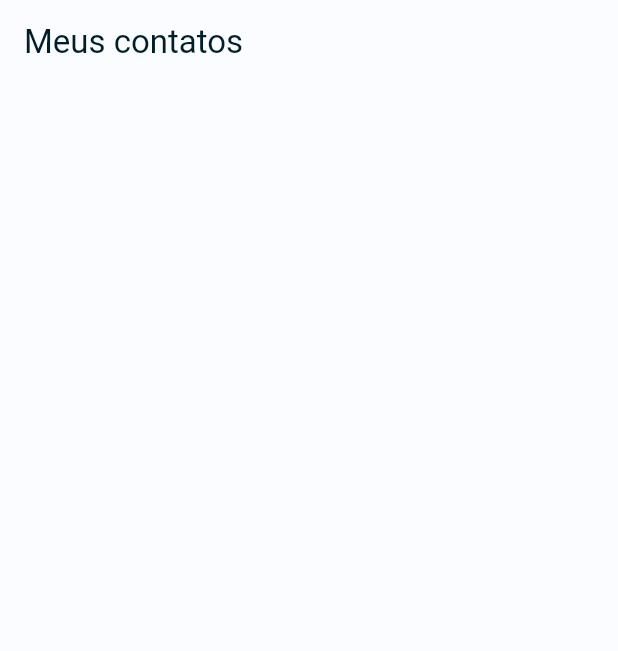
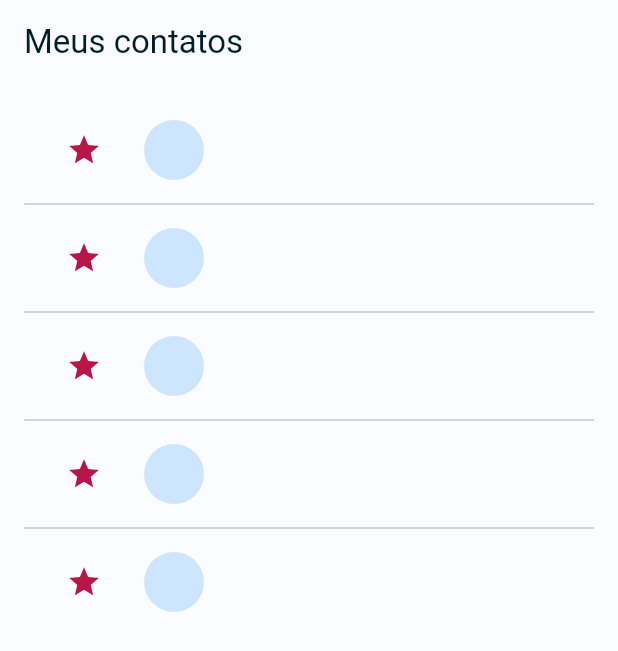
Before and after one commit to ProfessorAndersonChoren/appII_assis_brasil_tarde, a Flutter app: the screen it shows after launch, on a phone screen of 412 x 824 dp. Shown: the top 651 px of the screen. Run offline on Flutter 3.47's test engine with Material 2 defaults, Android fonts, the phone set to English and light mode, and no system bars.

Commit message:
Agenda de contatos - Parte 2

```diff
--- /dev/null
+++ b/agenda_de_contatos/lib/screens/home/components/list_item.dart
@@ -0,0 +1,28 @@
+import 'package:flutter/material.dart';
+
+class ListItem extends StatefulWidget {
+  const ListItem({super.key});
+
+  @override
+  State<ListItem> createState() => _ListItemState();
+}
+
+class _ListItemState extends State<ListItem> {
+  @override
+  Widget build(BuildContext context) {
+    return ListTile(
+      leading: IconButton(
+        icon: const Icon(
+          Icons.star,
+        ),
+        onPressed: () {},
+        color: Theme.of(context).colorScheme.secondary,
+      ),
+      title: Row(
+        children: [
+          CircleAvatar(),
+        ],
+      ),
+    );
+  }
+}
--- a/agenda_de_contatos/lib/screens/home/home.dart
+++ b/agenda_de_contatos/lib/screens/home/home.dart
@@ -1,3 +1,4 @@
+import 'package:agenda_de_contatos/screens/home/components/list_item.dart';
 import 'package:flutter/material.dart';
 
 class Home extends StatelessWidget {
@@ -9,6 +10,14 @@ class Home extends StatelessWidget {
       appBar: AppBar(
         title: const Text("Meus contatos"),
       ),
+      body: Container(
+        margin: const EdgeInsets.all(16),
+        child: ListView.separated(
+          itemBuilder: (context, index) => const ListItem(),
+          separatorBuilder: (context, index) => const Divider(),
+          itemCount: 5,
+        ),
+      ),
     );
   }
 }
```
Also changed, not shown: agenda_de_contatos/pubspec.yaml (+4 -4 lines).
